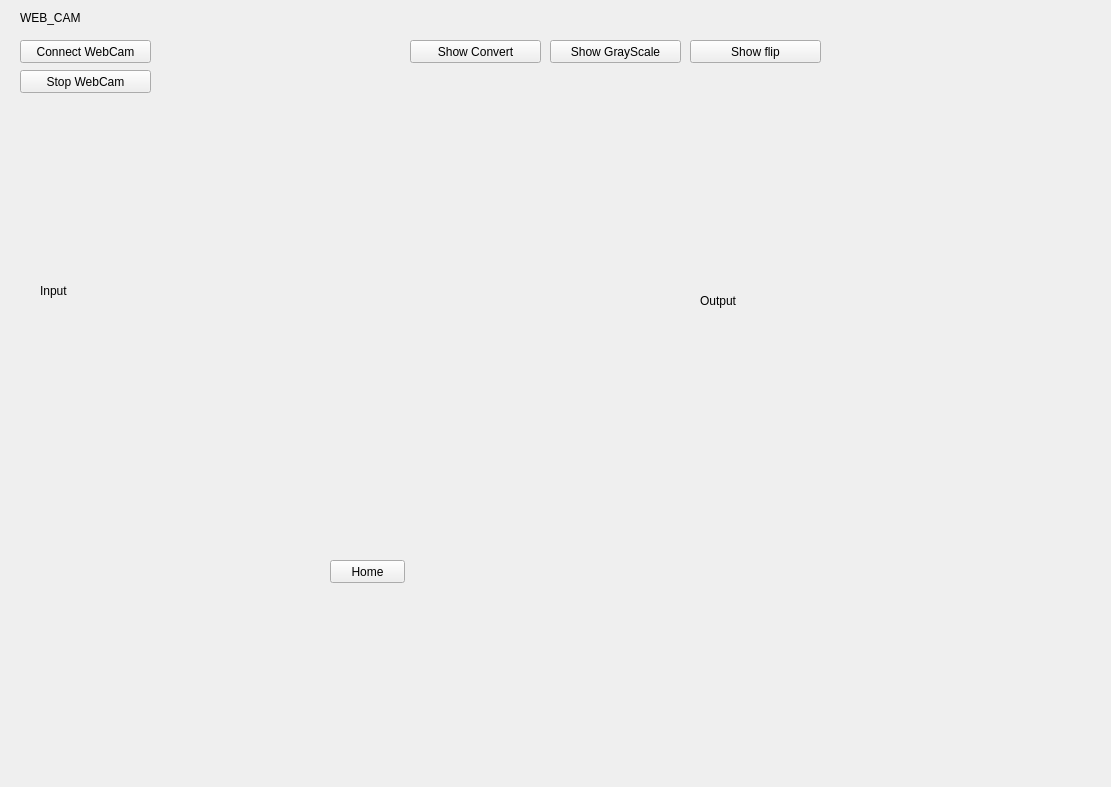
The window that webCam_Window.ui (qorgh346/KGU_MultiMedia_Hobe) describes before a commit, drawn with Qt 5.
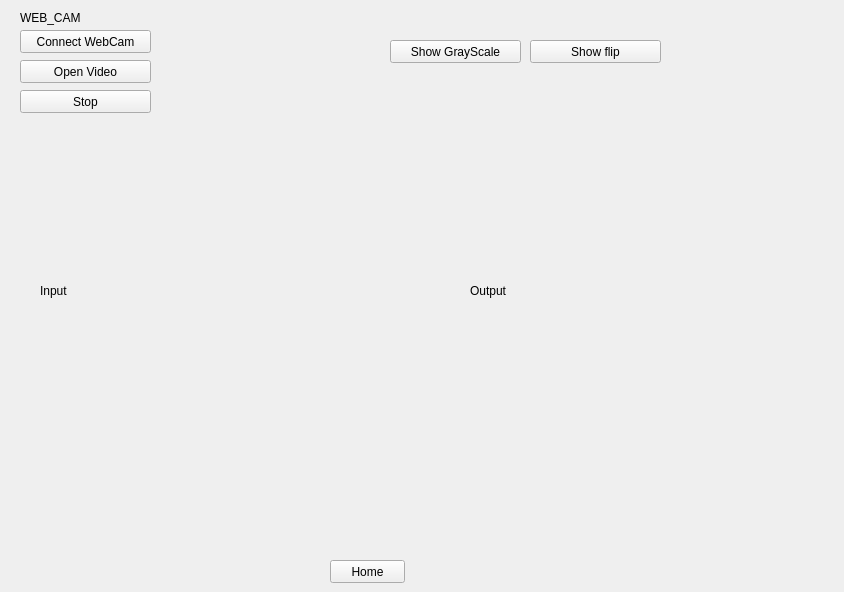
The same window after the commit.

Commit message: [홍다경]video기능 구현

Patch:
```diff
--- a/webCam_Window.ui
+++ b/webCam_Window.ui
@@ -6,8 +6,8 @@
    <rect>
     <x>0</x>
     <y>0</y>
-    <width>1111</width>
-    <height>787</height>
+    <width>844</width>
+    <height>592</height>
    </rect>
   </property>
   <property name="windowTitle">
@@ -56,7 +56,7 @@
    <property name="geometry">
     <rect>
      <x>20</x>
-     <y>40</y>
+     <y>30</y>
      <width>131</width>
      <height>23</height>
     </rect>
@@ -69,32 +69,32 @@
    <property name="geometry">
     <rect>
      <x>20</x>
-     <y>70</y>
+     <y>90</y>
      <width>131</width>
      <height>23</height>
     </rect>
    </property>
    <property name="text">
-    <string>Stop WebCam</string>
+    <string>Stop</string>
    </property>
   </widget>
   <widget class="QPushButton" name="convertBtn">
    <property name="geometry">
     <rect>
-     <x>410</x>
-     <y>40</y>
+     <x>20</x>
+     <y>60</y>
      <width>131</width>
      <height>23</height>
     </rect>
    </property>
    <property name="text">
-    <string>Show Convert</string>
+    <string>Open Video</string>
    </property>
   </widget>
   <widget class="QPushButton" name="grayscaleBtn">
    <property name="geometry">
     <rect>
-     <x>550</x>
+     <x>390</x>
      <y>40</y>
      <width>131</width>
      <height>23</height>
@@ -107,7 +107,7 @@
   <widget class="QPushButton" name="flipBtn">
    <property name="geometry">
     <rect>
-     <x>690</x>
+     <x>530</x>
      <y>40</y>
      <width>131</width>
      <height>23</height>
@@ -120,8 +120,8 @@
   <widget class="QLabel" name="outputCam">
    <property name="geometry">
     <rect>
-     <x>700</x>
-     <y>130</y>
+     <x>470</x>
+     <y>120</y>
      <width>341</width>
      <height>341</height>
     </rect>
```
Left out of the diff: 2 changed lines with no effect on the pictures. The commit also changes 1 other file.
